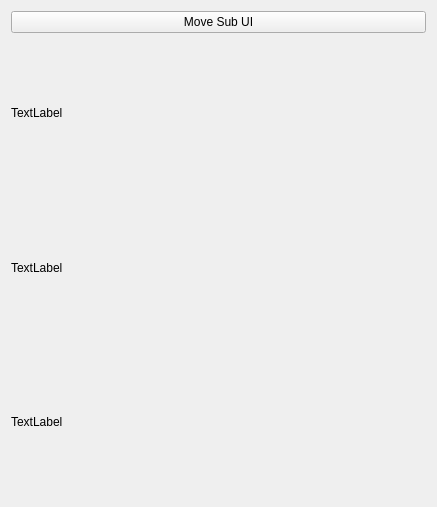
Qt form _uiFiles/example4.ui (201524495/2021_MultiMedia) before a commit.
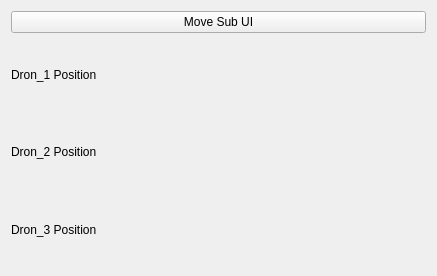
The same form after that commit.

What changed in the file:
```diff
--- a/_uiFiles/example4.ui
+++ b/_uiFiles/example4.ui
@@ -7,7 +7,7 @@
     <x>0</x>
     <y>0</y>
     <width>437</width>
-    <height>507</height>
+    <height>276</height>
    </rect>
   </property>
   <property name="windowTitle">
@@ -17,21 +17,21 @@
    <item row="1" column="0">
     <widget class="QLabel" name="drone_1_label">
      <property name="text">
-      <string>TextLabel</string>
+      <string>Dron_1 Position</string>
      </property>
     </widget>
    </item>
    <item row="2" column="0">
     <widget class="QLabel" name="drone_2_label">
      <property name="text">
-      <string>TextLabel</string>
+      <string>Dron_2 Position</string>
      </property>
     </widget>
    </item>
    <item row="3" column="0">
     <widget class="QLabel" name="drone_3_label">
      <property name="text">
-      <string>TextLabel</string>
+      <string>Dron_3 Position</string>
      </property>
     </widget>
    </item>
```
